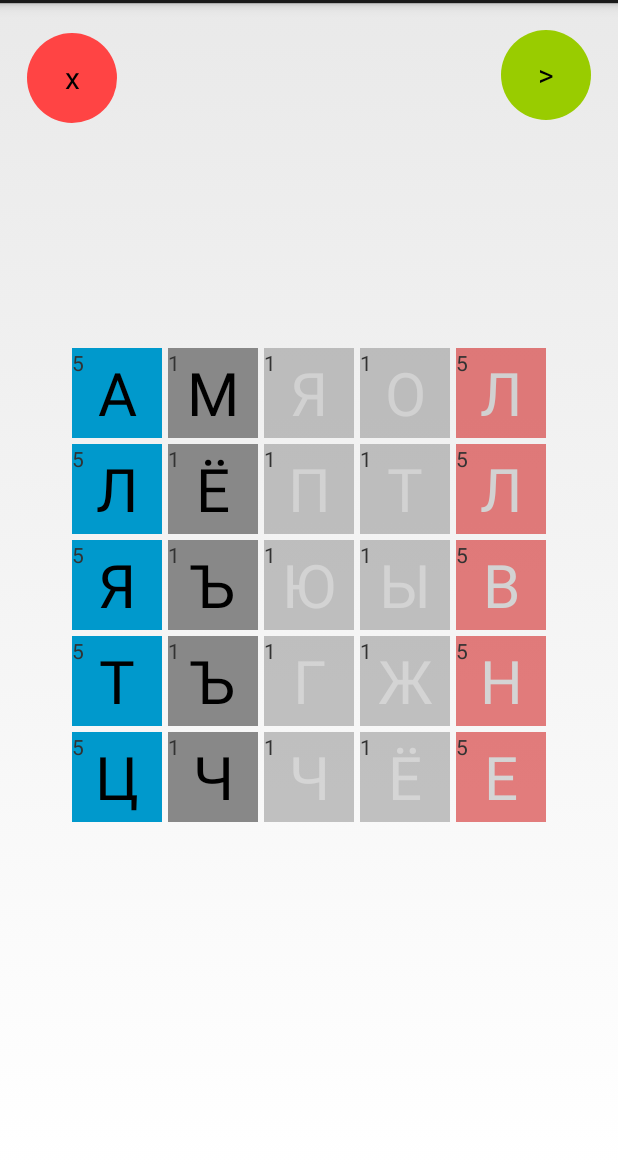
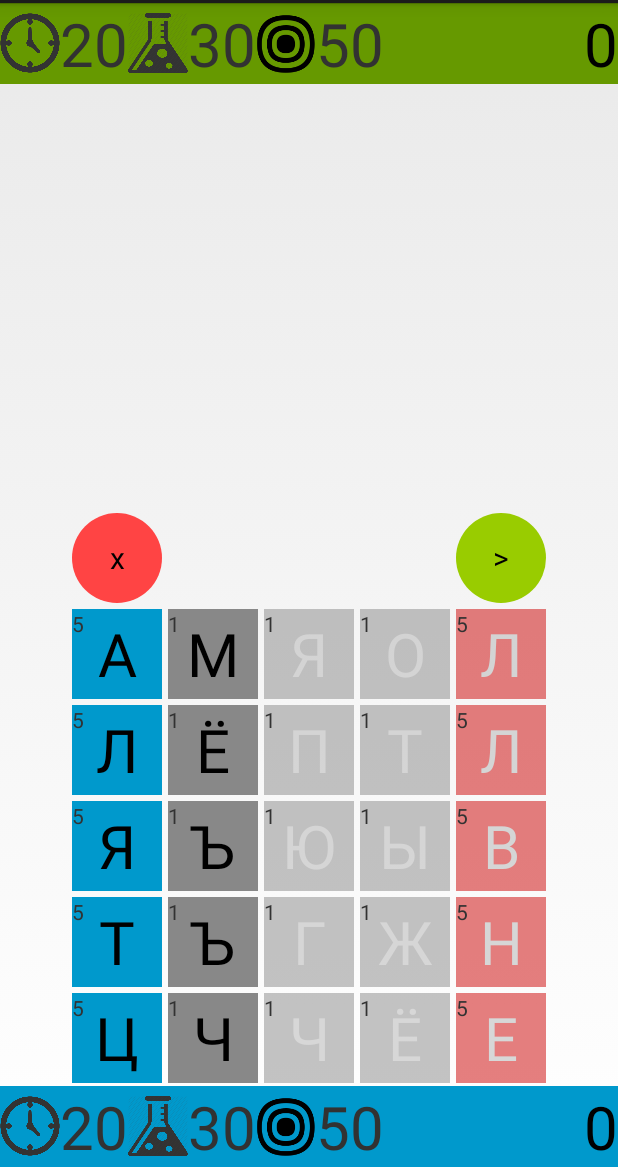
Before and after one commit to Lag1101/BuildAWord, an Android app: the Board screen opened directly, with no data from a screen before it, on a phone screen of 412 x 824 dp, the part 69-1236 px from its top. Run offline under Robolectric (Android 15) with nearby library versions, the phone set to English and light mode, and no system bars; 1 statement that could not run was skipped.

Commit message:
set up bunuses

```diff
--- a/app/src/main/res/layout/activity_board.xml
+++ b/app/src/main/res/layout/activity_board.xml
@@ -1,6 +1,8 @@
 <RelativeLayout xmlns:android="http://schemas.android.com/apk/res/android"
-    xmlns:tools="http://schemas.android.com/tools" android:layout_width="match_parent"
-    android:layout_height="match_parent" android:paddingLeft="@dimen/activity_horizontal_margin"
+    xmlns:tools="http://schemas.android.com/tools"
+    android:layout_width="match_parent"
+    android:layout_height="match_parent"
+    android:paddingLeft="@dimen/activity_horizontal_margin"
     android:paddingRight="@dimen/activity_horizontal_margin"
     android:paddingTop="@dimen/activity_vertical_margin"
     android:paddingBottom="@dimen/activity_vertical_margin" tools:context=".Board"
@@ -14,17 +16,16 @@
         android:textAlignment="gravity"
         android:layout_toStartOf="@+id/connectBtn"
         android:layout_toEndOf="@+id/erase"
-        android:layout_centerHorizontal="true"
-        android:layout_alignBottom="@+id/erase"
-        android:layout_alignTop="@+id/erase" />
+        android:layout_alignTop="@+id/erase"
+        android:layout_alignBottom="@+id/erase" />
 
     <include
         android:id="@+id/grid"
         layout="@layout/grid"
         android:layout_width="wrap_content"
         android:layout_height="wrap_content"
-        android:layout_centerVertical="true"
-        android:layout_centerHorizontal="true" />
+        android:layout_centerHorizontal="true"
+        android:layout_above="@+id/myStats" />
 
     <Button
         style="@style/RoundBtn"
@@ -33,8 +34,8 @@
         android:layout_height="wrap_content"
         android:text="@string/cancel_btn_text"
         android:id="@+id/erase"
-        android:layout_alignTop="@+id/connectBtn"
-        android:layout_alignParentStart="true" />
+        android:layout_above="@+id/grid"
+        android:layout_alignStart="@+id/grid" />
 
     <Button
         style="@style/RoundBtn"
@@ -43,7 +44,27 @@
         android:layout_height="wrap_content"
         android:text="@string/send_btn_text"
         android:id="@+id/connectBtn"
+        android:layout_above="@+id/grid"
+        android:layout_alignEnd="@+id/grid" />
+
+    <RelativeLayout
+        android:id="@+id/myStats"
+        android:layout_width="wrap_content"
+        android:layout_height="wrap_content"
+        android:layout_alignParentBottom="true"
+        android:layout_centerHorizontal="true"
+        android:background="@android:color/holo_blue_dark">
+        <include layout="@layout/bonus"/>
+    </RelativeLayout>
+
+    <RelativeLayout
+        android:id="@+id/enemyStats"
+        android:layout_width="wrap_content"
+        android:layout_height="wrap_content"
         android:layout_alignParentTop="true"
-        android:layout_alignParentEnd="true" />
+        android:layout_centerHorizontal="true"
+        android:background="@android:color/holo_green_dark">
+        <include layout="@layout/bonus"/>
+    </RelativeLayout>
 
 </RelativeLayout>
--- /dev/null
+++ b/app/src/main/res/layout/bonus.xml
@@ -0,0 +1,64 @@
+<?xml version="1.0" encoding="utf-8"?>
+<merge xmlns:android="http://schemas.android.com/apk/res/android">
+
+    <ImageButton
+        android:background="@drawable/time"
+        android:layout_width="@dimen/bonus_image_size"
+        android:layout_height="@dimen/bonus_image_size"
+        android:id="@+id/time_bonus"
+        android:layout_centerVertical="true"
+        android:layout_alignParentStart="true" />
+
+    <TextView
+        android:text="20"
+        android:textSize="@dimen/bonus_cost_size"
+        android:id="@+id/time_bonus_cost"
+        android:layout_toEndOf="@+id/time_bonus"
+        android:layout_width="wrap_content"
+        android:layout_height="wrap_content"
+        android:layout_centerVertical="true" />
+
+    <ImageButton
+        android:background="@drawable/transform"
+        android:layout_width="@dimen/bonus_image_size"
+        android:layout_height="@dimen/bonus_image_size"
+        android:id="@+id/transform_bonus"
+        android:layout_toEndOf="@+id/time_bonus_cost"
+        android:layout_centerVertical="true" />
+
+    <TextView
+        android:text="30"
+        android:textSize="@dimen/bonus_cost_size"
+        android:id="@+id/transform_bonus_cost"
+        android:layout_toEndOf="@+id/transform_bonus"
+        android:layout_width="wrap_content"
+        android:layout_height="wrap_content"
+        android:layout_centerVertical="true" />
+
+    <ImageButton
+        android:background="@drawable/point"
+        android:layout_width="@dimen/bonus_image_size"
+        android:layout_height="@dimen/bonus_image_size"
+        android:id="@+id/point_bonus"
+        android:layout_toEndOf="@+id/transform_bonus_cost"
+        android:layout_centerVertical="true" />
+
+    <TextView
+        android:textSize="@dimen/bonus_cost_size"
+        android:text="50"
+        android:id="@+id/point_bonus_cost"
+        android:layout_toEndOf="@+id/point_bonus"
+        android:layout_width="wrap_content"
+        android:layout_height="wrap_content"
+        android:layout_centerVertical="true" />
+
+    <TextView
+        android:textSize="@dimen/bonus_cost_size"
+        android:layout_width="wrap_content"
+        android:layout_height="wrap_content"
+        android:textAppearance="?android:attr/textAppearanceLarge"
+        android:text="0"
+        android:id="@+id/pointsCount"
+        android:layout_centerVertical="true"
+        android:layout_alignParentEnd="true" />
+</merge>
--- a/app/src/main/res/values/dimens.xml
+++ b/app/src/main/res/values/dimens.xml
@@ -1,5 +1,7 @@
 <resources>
     <!-- Default screen margins, per the Android Design guidelines. -->
-    <dimen name="activity_horizontal_margin">16dp</dimen>
-    <dimen name="activity_vertical_margin">16dp</dimen>
+    <dimen name="activity_horizontal_margin">0dp</dimen>
+    <dimen name="activity_vertical_margin">0dp</dimen>
+    <dimen name="bonus_image_size">40dp</dimen>
+    <dimen name="bonus_cost_size">40sp</dimen>
 </resources>
```
Also changed, not shown: app/src/main/res/drawable-hdpi/point.png (added), app/src/main/res/drawable-hdpi/time.png (added), app/src/main/res/drawable-hdpi/transform.png (added).
